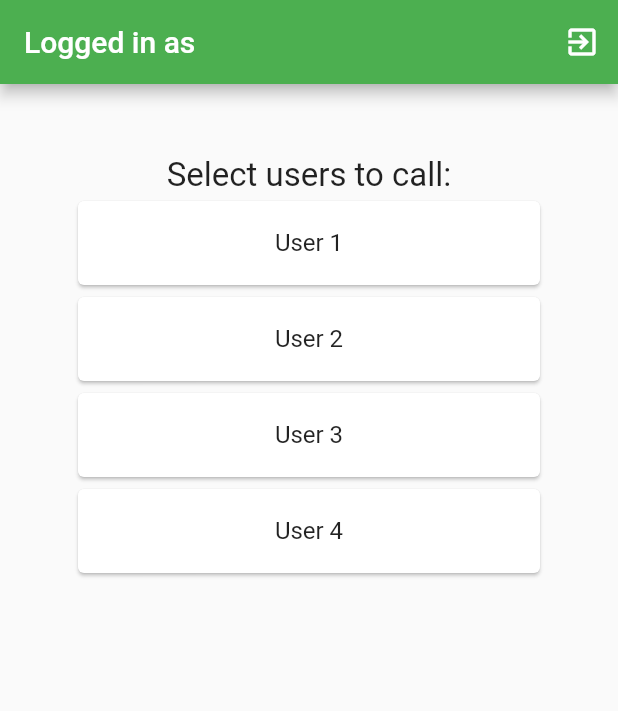
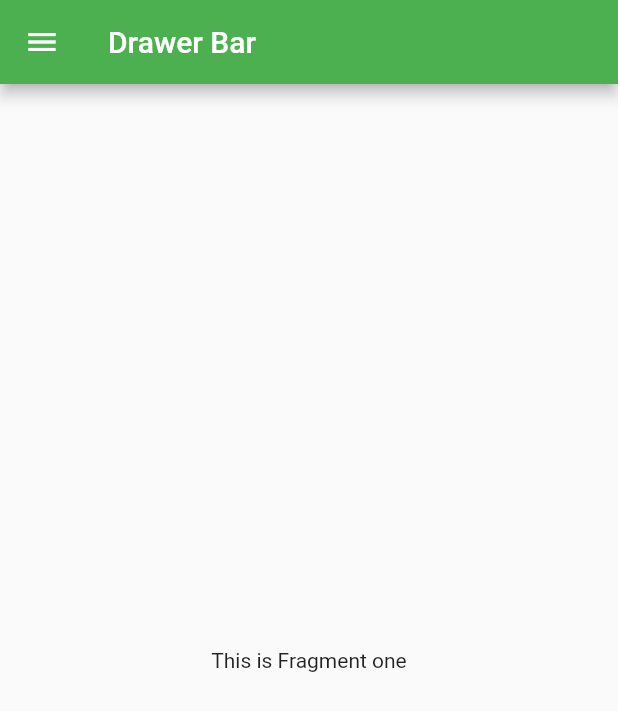
Before and after one commit to YanMyoKyaw/connectycube_video_voice_message, a Flutter app: the screen it shows after launch, after a tap on "User 1", on a phone screen of 412 x 824 dp. Shown: the top 711 px of the screen. Run offline on Flutter 3.47's test engine with Material 2 defaults, Android fonts, the phone set to English and light mode, and no system bars; missing offline and left inert: connectycube_sdk.

Commit message:
adding drawer...

```diff
--- /dev/null
+++ b/lib/src/fragments/fragmentone.dart
@@ -0,0 +1,10 @@
+import 'package:flutter/material.dart';
+
+class FragmentOne extends StatelessWidget {
+  @override
+  Widget build(BuildContext context) {
+    return Center(
+      child: Text("This is Fragment one"),
+    );
+  }
+}
--- a/lib/src/login_body.dart
+++ b/lib/src/login_body.dart
@@ -2,8 +2,8 @@ import 'package:flutter/material.dart';
 
 import 'package:connectycube_sdk/connectycube_sdk.dart';
 
-import 'select_opponents_screen.dart';
 import 'utils/configs.dart' as utils;
+import 'navigation/drawer.dart';
 
 class BodyLayout extends StatefulWidget {
   @override
@@ -139,7 +139,7 @@ class BodyState extends State<BodyLayout> {
     Navigator.push(
       context,
       MaterialPageRoute(
-        builder: (context) => SelectOpponentsScreen(),
+        builder: (context) => DrawerPage(),
       ),
     );
   }
--- /dev/null
+++ b/lib/src/navigation/drawer.dart
@@ -0,0 +1,74 @@
+import 'package:flutter/material.dart';
+import 'draweritem.dart';
+import 'package:p2p_call_sample/src/fragments/fragmentone.dart';
+import 'package:p2p_call_sample/src/fragments/fragmenttwo.dart';
+import 'package:p2p_call_sample/src/fragments/fragmentthree.dart';
+
+class DrawerPage extends StatefulWidget {
+  final drawerItems = [
+    DrawerItem("Fragment One", Icons.ac_unit),
+    DrawerItem("Fragment Two", Icons.child_care),
+    DrawerItem("Fragment Three", Icons.check_circle)
+  ];
+
+  @override
+  _DrawerState createState() => _DrawerState();
+}
+
+class _DrawerState extends State<DrawerPage> {
+  int _selectedIndex = 0;
+
+  _renderWidget(int index) {
+    switch (index) {
+      case 0:
+        return FragmentOne();
+      case 1:
+        return FragmentTwo();
+      case 2:
+        return FragmentThree();
+      default:
+        return Center(
+          child: Text("Something Wrong"),
+        );
+    }
+  }
+
+  _onSelectedItem(int index) {
+    setState(() {
+      _selectedIndex = index;
+    });
+    Navigator.pop(context);
+  }
+
+  @override
+  Widget build(BuildContext context) {
+    List<Widget> _drawerItemList = [];
+
+    for (int i = 0; i < widget.drawerItems.length; i++) {
+      var di = widget.drawerItems[i];
+      _drawerItemList.add(ListTile(
+        leading: Icon(di.iconData),
+        title: Text(di.title),
+        selected: i == _selectedIndex,
+        onTap: () => _onSelectedItem(i),
+      ));
+    }
+    return Scaffold(
+      appBar: AppBar(
+        title: Text("Drawer Bar"),
+      ),
+      drawer: Drawer(
+        child:  Column(
+          children: <Widget>[
+            new UserAccountsDrawerHeader(
+                accountName: new Text("John Doe"), accountEmail: null),
+            new Column(
+              children: _drawerItemList,
+            )
+          ],
+        ),
+      ),
+      body: _renderWidget(_selectedIndex),
+    );
+  }
+}
--- /dev/null
+++ b/lib/src/navigation/draweritem.dart
@@ -0,0 +1,7 @@
+import 'package:flutter/cupertino.dart';
+
+class DrawerItem {
+  String title;
+  IconData iconData;
+  DrawerItem(this.title, this.iconData);
+}
--- a/lib/src/opponent_body.dart
+++ b/lib/src/opponent_body.dart
@@ -59,7 +59,7 @@ class _BodyLayoutState extends State<BodyLayout> {
                 Navigator.push(
                     context,
                     MaterialPageRoute(
-                        builder: (context) => ChatScreen(value, oppoList)));
+                        builder: (context) => ChatScreen(value, oppoList,_callClient,_currentCall)));
               }).catchError((onError) => print("Cannot create cube dialog"));
             }),
           ),
```
Also changed, not shown: lib/src/chat/chatscreen.dart (+41 -2 lines), lib/src/fragments/fragmentthree.dart (added, +11 -0 lines), lib/src/fragments/fragmenttwo.dart (added, +11 -0 lines). Lines whose indentation alone changed are shown as unchanged.
